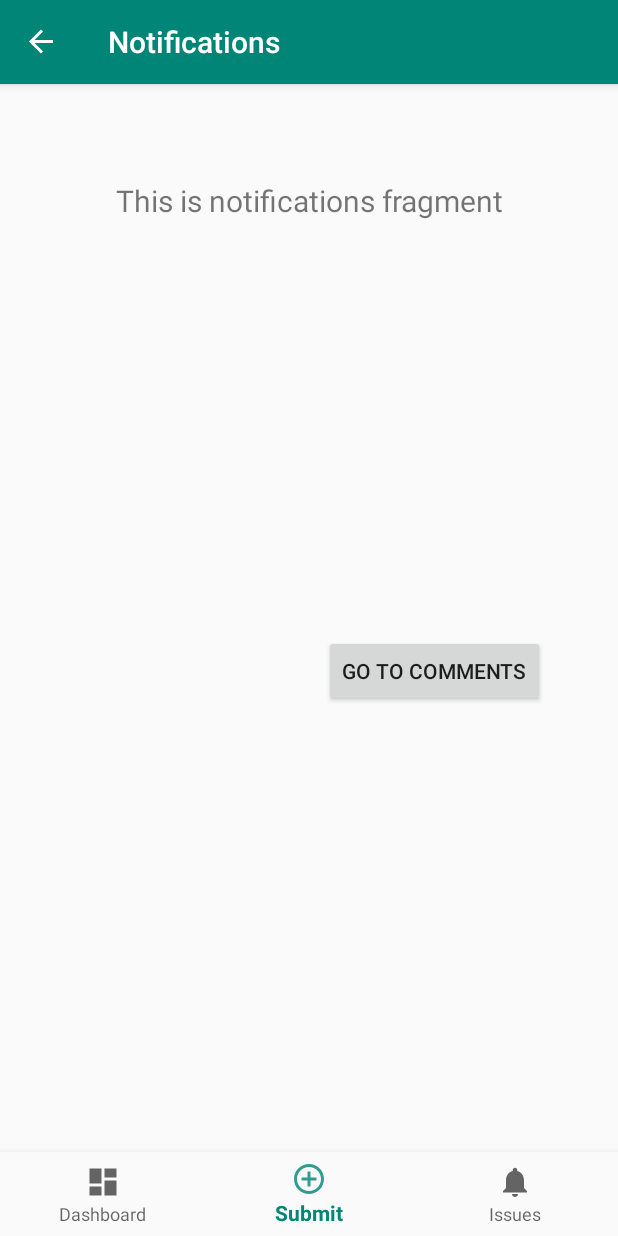
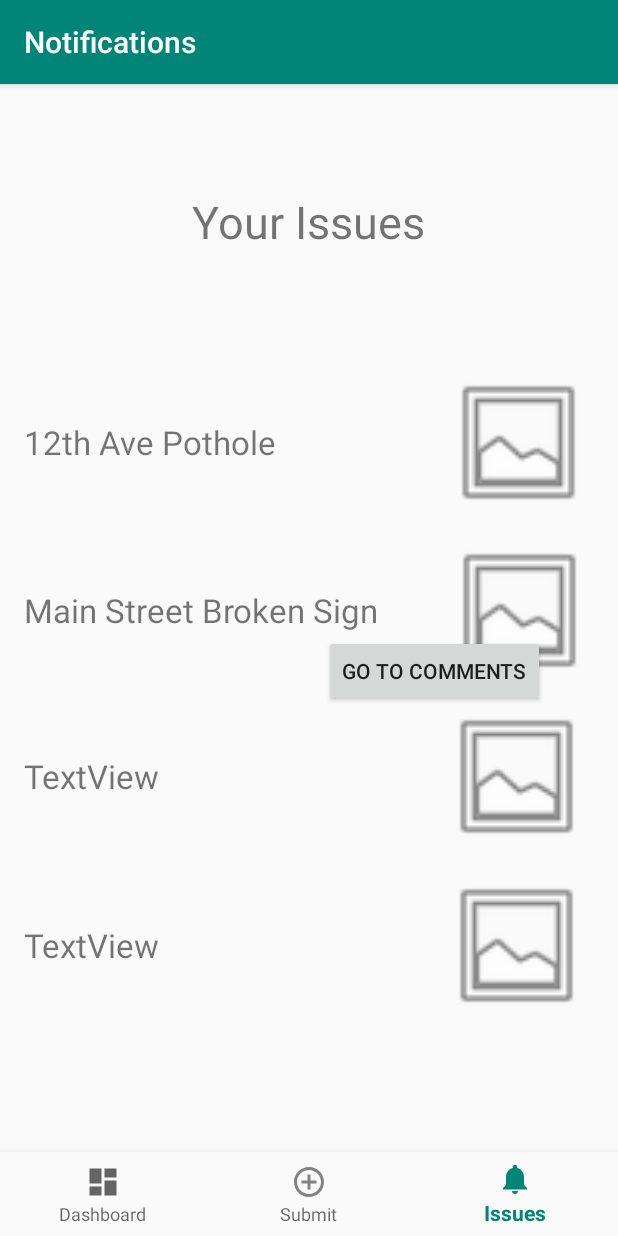
Before and after one commit to qwright/CiviSwipe, an Android app: the NotificationsFragment screen opened through its navigation route, on a phone screen of 412 x 824 dp. Run offline under Robolectric (Android 15) with nearby library versions, the phone set to English and light mode, and no system bars; our stand-ins replace navigation-ui.

Commit message:
made Issue class, added design for Issues page

```diff
--- a/app/build.gradle
+++ b/app/build.gradle
@@ -28,6 +28,7 @@ dependencies {
     implementation 'androidx.navigation:navigation-fragment:2.0.0'
     implementation 'androidx.navigation:navigation-ui:2.0.0'
     implementation 'androidx.lifecycle:lifecycle-extensions:2.0.0'
+    implementation 'androidx.legacy:legacy-support-v4:1.0.0'
     testImplementation 'junit:junit:4.12'
     androidTestImplementation 'androidx.test.ext:junit:1.1.0'
     androidTestImplementation 'androidx.test.espresso:espresso-core:3.1.1'
--- /dev/null
+++ b/app/src/main/java/com/example/civiswipe/Issue.java
@@ -0,0 +1,41 @@
+package com.example.civiswipe;
+
+import android.widget.ImageView;
+
+import java.util.LinkedList;
+
+public class Issue {
+    private String title, location, description, userId;
+    //Might not be imageview... (drawable resource int or image object?)
+    private ImageView image;
+    private LinkedList<Comment> thread;
+
+    //Add userid?
+    public Issue(String title, String location, ImageView image, String description){
+        this.title = title;
+        this.location = location;
+        this.image = image;
+        this.description = description;
+        thread = new LinkedList<Comment>();
+    }
+
+    public String getTitle(){
+        return title;
+    }
+    public String getLocation(){
+        return location;
+    }
+    public String getDescription(){
+        return description;
+    }
+    public ImageView getImage(){
+        return image;
+    }
+    public LinkedList<Comment> getThread(){
+        return thread;
+    }
+    public void addComment(Comment c){
+        thread.add(c);
+    }
+
+}
--- a/app/src/main/java/com/example/civiswipe/ui/notifications/NotificationsFragment.java
+++ b/app/src/main/java/com/example/civiswipe/ui/notifications/NotificationsFragment.java
@@ -23,13 +23,13 @@ public class NotificationsFragment extends Fragment {
         notificationsViewModel =
                 ViewModelProviders.of(this).get(NotificationsViewModel.class);
         View root = inflater.inflate(R.layout.fragment_notifications, container, false);
-        final TextView textView = root.findViewById(R.id.text_notifications);
+        /*final TextView textView = root.findViewById(R.id.text_notifications);
         notificationsViewModel.getText().observe(this, new Observer<String>() {
             @Override
             public void onChanged(@Nullable String s) {
                 textView.setText(s);
             }
-        });
+        });*/
         return root;
     }
 }
--- a/app/src/main/res/layout/fragment_notifications.xml
+++ b/app/src/main/res/layout/fragment_notifications.xml
@@ -1,19 +1,126 @@
 <?xml version="1.0" encoding="utf-8"?>
 <androidx.constraintlayout.widget.ConstraintLayout xmlns:android="http://schemas.android.com/apk/res/android"
     xmlns:app="http://schemas.android.com/apk/res-auto"
+    xmlns:tools="http://schemas.android.com/tools"
     android:layout_width="match_parent"
     android:layout_height="match_parent">
 
+    <ImageView
+        android:id="@+id/imageView4"
+        android:layout_width="99dp"
+        android:layout_height="102dp"
+        app:layout_constraintBottom_toBottomOf="parent"
+        app:layout_constraintEnd_toEndOf="parent"
+        app:layout_constraintHorizontal_bias="0.942"
+        app:layout_constraintStart_toStartOf="parent"
+        app:layout_constraintTop_toTopOf="parent"
+        app:layout_constraintVertical_bias="0.766"
+        app:srcCompat="@android:drawable/ic_menu_gallery" />
+
+    <ImageView
+        android:id="@+id/imageView5"
+        android:layout_width="99dp"
+        android:layout_height="102dp"
+        app:layout_constraintBottom_toBottomOf="parent"
+        app:layout_constraintEnd_toEndOf="parent"
+        app:layout_constraintHorizontal_bias="0.942"
+        app:layout_constraintStart_toStartOf="parent"
+        app:layout_constraintTop_toTopOf="parent"
+        app:layout_constraintVertical_bias="0.581"
+        app:srcCompat="@android:drawable/ic_menu_gallery" />
+
+    <ImageView
+        android:id="@+id/imageView6"
+        android:layout_width="99dp"
+        android:layout_height="102dp"
+        app:layout_constraintBottom_toBottomOf="parent"
+        app:layout_constraintEnd_toEndOf="parent"
+        app:layout_constraintHorizontal_bias="0.948"
+        app:layout_constraintStart_toStartOf="parent"
+        app:layout_constraintTop_toTopOf="parent"
+        app:layout_constraintVertical_bias="0.4"
+        app:srcCompat="@android:drawable/ic_menu_gallery" />
+
+    <ImageView
+        android:id="@+id/imageView7"
+        android:layout_width="99dp"
+        android:layout_height="102dp"
+        app:layout_constraintBottom_toBottomOf="parent"
+        app:layout_constraintEnd_toEndOf="parent"
+        app:layout_constraintHorizontal_bias="0.111"
+        app:layout_constraintStart_toEndOf="@+id/issue1"
+        app:layout_constraintTop_toTopOf="parent"
+        app:layout_constraintVertical_bias="0.216"
+        app:srcCompat="@android:drawable/ic_menu_gallery" />
+
     <TextView
-        android:id="@+id/text_notifications"
-        android:layout_width="match_parent"
-        android:layout_height="wrap_content"
-        android:layout_marginStart="8dp"
-        android:layout_marginTop="8dp"
-        android:layout_marginEnd="8dp"
+        android:id="@+id/title"
+        android:layout_width="400dp"
+        android:layout_height="46dp"
+        android:text="Your Issues"
         android:textAlignment="center"
-        android:textSize="20sp"
+        android:textSize="30dp"
+        app:layout_constraintBottom_toBottomOf="parent"
         app:layout_constraintEnd_toEndOf="parent"
+        app:layout_constraintHorizontal_bias="0.454"
         app:layout_constraintStart_toStartOf="parent"
-        app:layout_constraintTop_toTopOf="parent" />
+        app:layout_constraintTop_toTopOf="parent"
+        app:layout_constraintVertical_bias="0.023" />
+
+    <TextView
+        android:id="@+id/issue1"
+        android:layout_width="278dp"
+        android:layout_height="102dp"
+        android:layout_marginStart="16dp"
+        android:layout_marginLeft="16dp"
+        android:gravity="center_vertical"
+        android:text="12th Ave Pothole"
+        android:textSize="22dp"
+        app:layout_constraintBottom_toBottomOf="parent"
+        app:layout_constraintStart_toStartOf="parent"
+        app:layout_constraintTop_toTopOf="parent"
+        app:layout_constraintVertical_bias="0.216" />
+
+    <TextView
+        android:id="@+id/issue"
+        android:layout_width="278dp"
+        android:layout_height="102dp"
+        android:layout_marginStart="16dp"
+        android:layout_marginLeft="16dp"
+        android:gravity="center_vertical"
+        android:text="Main Street Broken Sign"
+        android:textSize="22dp"
+        app:layout_constraintBottom_toBottomOf="parent"
+        app:layout_constraintStart_toStartOf="parent"
+        app:layout_constraintTop_toTopOf="parent"
+        app:layout_constraintVertical_bias="0.4" />
+
+    <TextView
+        android:id="@+id/issue2"
+        android:layout_width="278dp"
+        android:layout_height="102dp"
+        android:layout_marginStart="16dp"
+        android:layout_marginLeft="16dp"
+        android:gravity="center_vertical"
+        android:text="TextView"
+        android:textSize="22dp"
+        app:layout_constraintBottom_toBottomOf="parent"
+        app:layout_constraintStart_toStartOf="parent"
+        app:layout_constraintTop_toTopOf="parent"
+        app:layout_constraintVertical_bias="0.581" />
+
+    <TextView
+        android:id="@+id/issue3"
+        android:layout_width="278dp"
+        android:layout_height="102dp"
+        android:layout_marginStart="16dp"
+        android:layout_marginLeft="16dp"
+        android:gravity="center_vertical"
+        android:text="TextView"
+        android:textSize="22dp"
+        app:layout_constraintBottom_toBottomOf="parent"
+        app:layout_constraintStart_toStartOf="parent"
+        app:layout_constraintTop_toTopOf="parent"
+        app:layout_constraintVertical_bias="0.766" />
+
 </androidx.constraintlayout.widget.ConstraintLayout>
--- a/app/src/main/res/navigation/mobile_navigation.xml
+++ b/app/src/main/res/navigation/mobile_navigation.xml
@@ -18,7 +18,7 @@
         tools:layout="@layout/fragment_dashboard" />
 
     <fragment
-        android:id="@+id/navigation_notifications"
+        android:id="@+id/navigation_issues"
         android:name="com.example.civiswipe.ui.notifications.NotificationsFragment"
         android:label="@string/title_notifications"
         tools:layout="@layout/fragment_notifications" />
--- a/app/src/main/res/values/strings.xml
+++ b/app/src/main/res/values/strings.xml
@@ -3,4 +3,7 @@
     <string name="title_new_issue">Submit</string>
     <string name="title_dashboard">Dashboard</string>
     <string name="title_notifications">Notifications</string>
+
+    <!-- TODO: Remove or change this placeholder text -->
+    <string name="hello_blank_fragment">Hello blank fragment</string>
 </resources>
```
